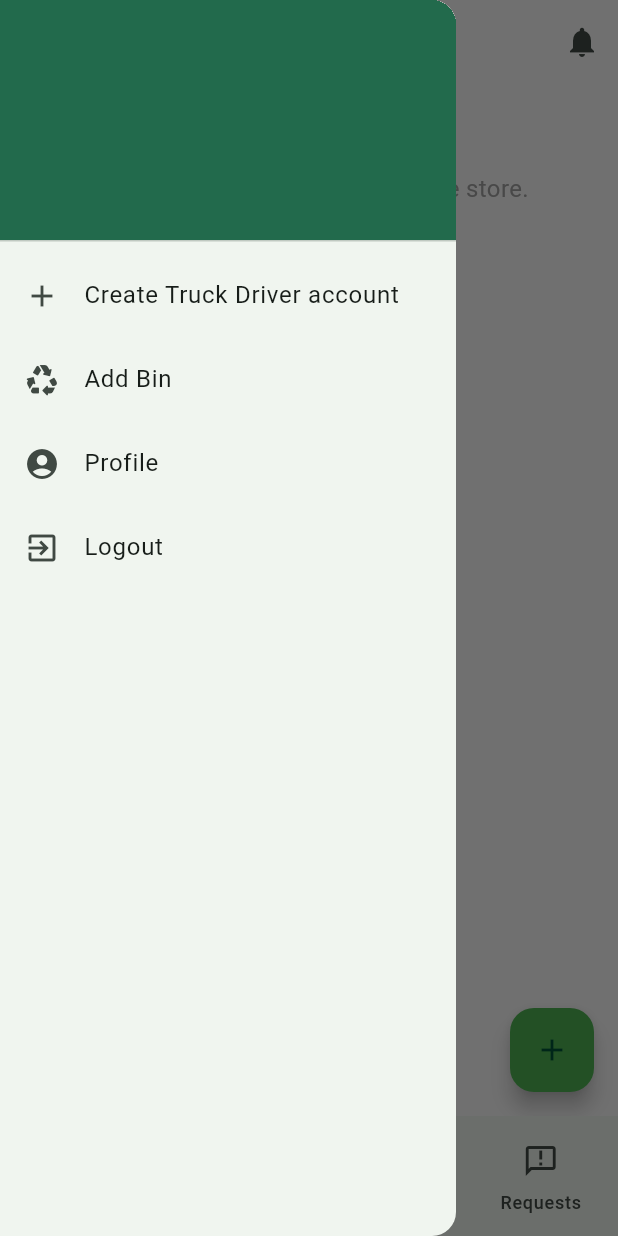
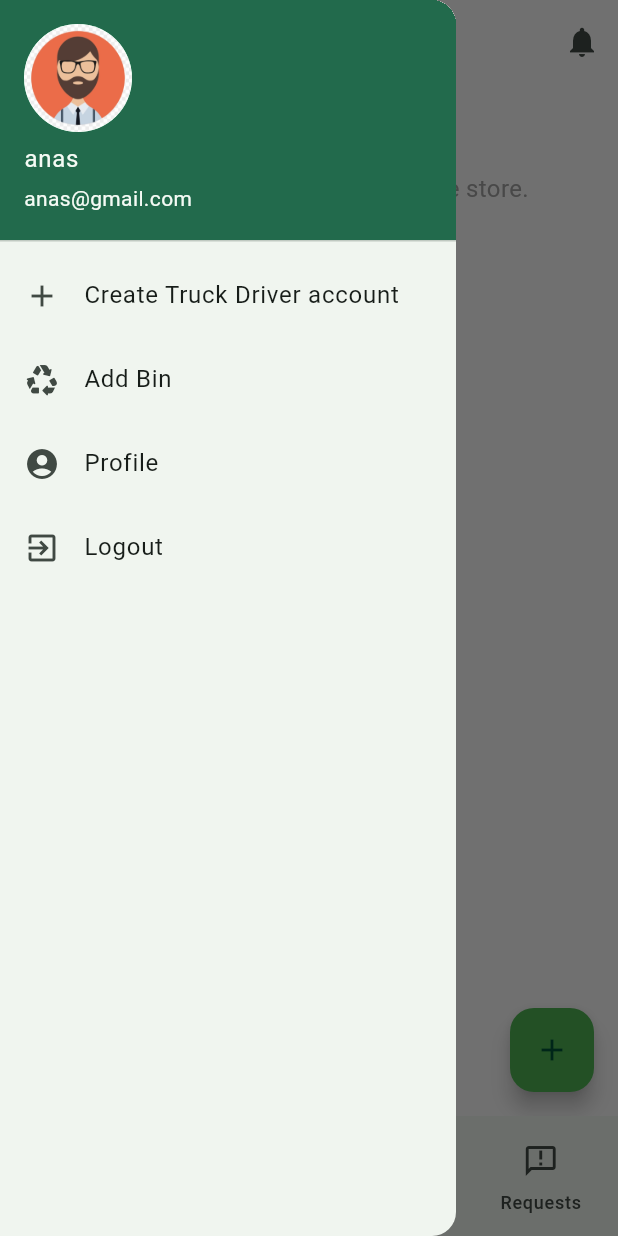
Before and after one commit to ZakiyaAbuMurra/Graduation-project, a Flutter app: the CustomBottomNavbar screen opened by its route, item 3 of the bottom bar chosen, with the side drawer open, on a phone screen of 412 x 824 dp. Run offline on Flutter 3.47's test engine with Material 3 defaults, Android fonts, the phone set to English and light mode, and no system bars; our stand-ins replace carousel_slider, cloud_firestore, firebase_auth, firebase_core, firebase_database, fl_chart and 12 more; missing offline and left inert: dart:ffi, flutter_polyline_points, qr_code_scanner, reviews_slider; accounts and stored records are empty.

Commit message:
final update

```diff
--- a/lib/Admin/pages/add_coupone_page.dart
+++ b/lib/Admin/pages/add_coupone_page.dart
@@ -32,7 +32,6 @@ class _AddCouponPageState extends State<AddCouponPage> {
           'name': _nameController.text,
           'discount': _discountController.text,
           'imageUrl': _imageUrlController.text,
-          'status': 'Available',
         });
         ScaffoldMessenger.of(context).showSnackBar(
           const SnackBar(content: Text('Coupon added successfully')),
@@ -129,8 +128,8 @@ class _AddCouponPageState extends State<AddCouponPage> {
               ElevatedButton(
                 onPressed: _addCoupon,
                 style: ElevatedButton.styleFrom(
-                  padding: const EdgeInsets.symmetric(
-                      horizontal: 30, vertical: 15),
+                  padding:
+                      const EdgeInsets.symmetric(horizontal: 30, vertical: 15),
                   shape: RoundedRectangleBorder(
                     borderRadius: BorderRadius.circular(10.0),
                   ),
--- a/lib/Admin/pages/create_driver_account.dart
+++ b/lib/Admin/pages/create_driver_account.dart
@@ -106,7 +106,6 @@ class _RegisterFormState extends State<RegisterForm> {
       );
     }
   }
-
 
   String? validatePassword(String value) {
     String pattern =
@@ -286,7 +285,7 @@ class _RegisterFormState extends State<RegisterForm> {
                     : Icons.visibility_off),
               ),
             ),
-           obscureText: _isVisible_con,
+            obscureText: !_isVisible_con,
             validator: (value) {
               if (value!.isEmpty) {
                 return 'Please confirm password';
@@ -409,7 +408,6 @@ class _RegisterFormState extends State<RegisterForm> {
       ),
     );
   }
-
 
   Widget buildTextFormField(
       TextEditingController controller, String label, String hintText,
--- a/lib/Admin/pages/custom_button_nav_bar.dart
+++ b/lib/Admin/pages/custom_button_nav_bar.dart
@@ -52,7 +52,6 @@ class _CustomBottomNavbarState extends State<CustomBottomNavbar> {
   final FirebaseFirestore _firestore = FirebaseFirestore.instance;
   List<DocumentSnapshot<Map<String, dynamic>>> binInfo = [];
 
-
   Map<String, dynamic>? binData;
   double notifiyHumidity = 0.0;
   double notifiyTemperature = 0.0;
@@ -73,32 +72,26 @@ class _CustomBottomNavbarState extends State<CustomBottomNavbar> {
   String driverArea = '';
   String binArea = '';
 
-Future <void> getNotifiedData2(int binID) async{
-
+  Future<void> getNotifiedData2(int binID) async {
     binData = await MapServices.getNotifiedData(binID);
-    if (binData!=null){
-      if(mounted){
+    if (binData != null) {
+      if (mounted) {
         setState(() {
-
-      notifiyHumidity =  binData?['notifiyHumidity'] is int
+          notifiyHumidity = binData?['notifiyHumidity'] is int
               ? (binData?['notifiyHumidity'] as int).toDouble()
               : binData?['notifiyHumidity'];
 
-      notifiyLevel =  binData?['notifyLevel'] is int
+          notifiyLevel = binData?['notifyLevel'] is int
               ? (binData?['notifyLevel'] as int).toDouble()
               : binData?['notifyLevel'];
-      notifiyTemperature =   binData?['notifiyTemperature'] is int
+          notifiyTemperature = binData?['notifiyTemperature'] is int
               ? (binData?['notifiyTemperature'] as int).toDouble()
               : binData?['notifiyTemperature'];
-
         });
-
       }
-
-    }else{
+    } else {
       print('bin data is null');
     }
-
   }
 
   Future<void> addDataToHistory() async {
@@ -116,7 +109,6 @@ Future <void> getNotifiedData2(int binID) async{
     }
   }
 
-
   @override
   void initState() {
     super.initState();
@@ -131,16 +123,11 @@ Future <void> getNotifiedData2(int binID) async{
         if (data != null) {
           print("Data received:");
           print("Bin ID: ${data['binId']}");
-          print("DateTime: ${DateTime(data['year'],data['month'],
-          data['day'],data['hour'],data['minute'])}");
+          print(
+              "DateTime: ${DateTime(data['year'], data['month'], data['day'], data['hour'], data['minute'])}");
           print("Fill Level: ${data['fill-level']}");
           print("Humidity: ${data['humidity']}");
           print("Temperature: ${data['temperature']}");
-
-
-
-
-
 
           // print("Time: ${data['time']}");
 
@@ -150,17 +137,19 @@ Future <void> getNotifiedData2(int binID) async{
               .get()
               .then((querySnapshot) {
             for (var doc in querySnapshot.docs) {
-                     print("---------------------------------------------- ${Timestamp.fromDate(DateTime(data['year'],data['month']))}");
+              print(
+                  "---------------------------------------------- ${Timestamp.fromDate(DateTime(data['year'], data['month']))}");
 
-                    doc.reference.update({'fill-level': data['fill-level'],
-                    'Humidity':data['humidity'],
-                    'temp':data['temperature'],
-                    'changes':Timestamp.fromDate(DateTime(data['year'],data['month'],
-
-                    data['day'],data['hour'],data['minute']))},
+              doc.reference.update(
+                {
+                  'fill-level': data['fill-level'],
+                  'Humidity': data['humidity'],
+                  'temp': data['temperature'],
+                  'changes': Timestamp.fromDate(DateTime(data['year'],
+                      data['month'], data['day'], data['hour'], data['minute']))
+                },
               ).then((_) {
-                      print(
-                          "Bin: ${data['binId']} data updated");
+                print("Bin: ${data['binId']} data updated");
               }).catchError((error) {
                 print("Failed to update bin status: $error");
               });
@@ -169,20 +158,10 @@ Future <void> getNotifiedData2(int binID) async{
             print("Failed to retrieve bin: $error");
           });
 
-
           if (mounted) {
             await getNotifiedData2(data['binId']);
             setState(() {
-
               print(notifiyLevel);
-
-
-
-
-
-
-
-
 
               _binId = data['binId'] as int;
               year = data['year'];
@@ -205,97 +184,85 @@ Future <void> getNotifiedData2(int binID) async{
             addDataToHistory();
           }
           Map<String, String?> userType = await MapServices.getUserType();
-           if(mounted){
+          if (mounted) {
             setState(() {
               type = userType['type'];
               driverArea = userType['driverArea']!;
             });
           }
 
-          for (var bin in binInfo){
-            if(bin.data()?['binID'] as int == data['binId'] as int && bin.data()?['area'] == driverArea){
-              if(mounted){
+          for (var bin in binInfo) {
+            if (bin.data()?['binID'] as int == data['binId'] as int &&
+                bin.data()?['area'] == driverArea) {
+              if (mounted) {
                 setState(() {
                   binArea = bin.data()?['area'];
                 });
               }
 
-
-               print("---------------------------------------------- ${type}, ${driverArea}");
-
+              print(
+                  "---------------------------------------------- ${type}, ${driverArea}");
             }
           }
-            print("====================================================== ${binArea}");
+          print(
+              "====================================================== ${binArea}");
 
-            if(binArea == driverArea){
-
-
-
+          if (binArea == driverArea) {
             print("----------------------------------------- status is area");
 
-              if (data['fill-level'] != 0 && data['fill-level'] != 357 && data['fill-level'] <= notifiyLevel  ) {
-                if(type.toString().toLowerCase() == 'driver'){
-
+            if (data['fill-level'] != 0 &&
+                data['fill-level'] != 357 &&
+                data['fill-level'] <= notifiyLevel) {
+              if (type.toString().toLowerCase() == 'driver') {
                 print("------------------");
 
-                print("----------------------------------------- status is fill");
-
-
+                print(
+                    "----------------------------------------- status is fill");
 
                 await MapServices.initApp(driverArea);
                 NotificationService().saveNotification(
                     'Fill Level Alert',
                     'The bin ${data['binId']} is now ${data['fill-level']}cm Fill Level',
                     driverArea,
-              "fill-level"
-            );
+                    "fill-level");
               }
-
-
-
-              } else if(data['fill-level'] == 0 || data['fill-level'] == 357){
-                                print("----------------------------------------- status is lidar");
+            } else if (data['fill-level'] == 0 || data['fill-level'] == 357) {
+              print(
+                  "----------------------------------------- status is lidar");
 
               // MapServices.initApp(driverArea);
               NotificationService().saveNotification(
                   'Ultrasonic Faliure Alert',
                   'The bin ${data['binId']} has a ultrasonic Faliure',
                   driverArea,
-              "ultrasonic"
-            );
-
-
-              }else if(data['humidity'] == -2000 || data['temperature'] == -2000){
+                  "ultrasonic");
+            } else if (data['humidity'] == -2000 ||
+                data['temperature'] == -2000) {
               print("----------------------------------------- status is DHT");
 
               NotificationService().saveNotification(
                   'DHT Faliure Alert',
                   'The bin ${data['binId']} has a DHT Faliure',
                   driverArea,
-              "DHT"
-            );
-
-
-              }else if(data['humidity']>= notifiyHumidity){
-                print("----------------------------------------- status is humidity");
+                  "DHT");
+            } else if (data['humidity'] >= notifiyHumidity) {
+              print(
+                  "----------------------------------------- status is humidity");
 
               NotificationService().saveNotification(
                   'Humidity Alert',
                   'The bin ${data['binId']} reached ${data['humidity']} humidity',
                   driverArea,
-              "humidity"
-            );
-
-              }else if(data['temperature'] >= notifiyTemperature){
-                print("----------------------------------------- status is temperature");
+                  "humidity");
+            } else if (data['temperature'] >= notifiyTemperature) {
+              print(
+                  "----------------------------------------- status is temperature");
 
               NotificationService().saveNotification(
                   'Temperature Alert',
                   'The bin ${data['binId']} reached ${data['temperature']} Temperature',
                   driverArea,
-              "temp"
-            );
-
+                  "temp");
             }
           }
         } else {
@@ -306,7 +273,6 @@ Future <void> getNotifiedData2(int binID) async{
       }
     });
   }
-
 
   @override
   void dispose() {
@@ -389,34 +355,34 @@ Future <void> getNotifiedData2(int binID) async{
         padding: EdgeInsets.zero,
         children: [
           UserAccountsDrawerHeader(
-            accountName: Text(userName ??
-                'Your Name'), // Replace with data fetched from Firestore
-            accountEmail: Text(userEmail ??
-                'email@example.com'), // Replace with data fetched from Firestore
-            // currentAccountPicture: CircleAvatar(
-            //   child: ClipOval(
-            //     child: kIsWeb
-            //         ? Image.asset(
-            //             'assets/images/imageAdmin.png',
-            //             fit: BoxFit.cover,
-            //             width: 90,
-            //             height: 90,
-            //           )
-            //         : (userPhotoUrl != null && userPhotoUrl!.isNotEmpty)
-            //             ? Image.network(
-            //                 userPhotoUrl!,
-            //                 fit: BoxFit.cover,
-            //                 width: 90,
-            //                 height: 90,
-            //               )
-            //             : Image.asset(
-            //                 'assets/images/imageAdmin.png',
-            //                 fit: BoxFit.cover,
-            //                 width: 90,
-            //                 height: 90,
-            //               ),
-            //   ),
-            // ),
+            accountName:
+                Text('anas'), // Replace with data fetched from Firestore
+            accountEmail: Text(
+                'anas@gmail.com'), // Replace with data fetched from Firestore
+            currentAccountPicture: CircleAvatar(
+              child: ClipOval(
+                child: kIsWeb
+                    ? Image.asset(
+                        'assets/images/imageAdmin.png',
+                        fit: BoxFit.cover,
+                        width: 90,
+                        height: 90,
+                      )
+                    : (userPhotoUrl != null && userPhotoUrl!.isNotEmpty)
+                        ? Image.asset(
+                            'assets/images/imageAdmin.png',
+                            fit: BoxFit.cover,
+                            width: 90,
+                            height: 90,
+                          )
+                        : Image.asset(
+                            'assets/images/imageAdmin.png',
+                            fit: BoxFit.cover,
+                            width: 90,
+                            height: 90,
+                          ),
+              ),
+            ),
           ),
           if (!isMobile) ...buildDrawerItems(), // Add drawer items for web
           if (isMobile) ...[
@@ -477,6 +443,27 @@ Future <void> getNotifiedData2(int binID) async{
                 Navigator.push(
                   context,
                   MaterialPageRoute(builder: (context) => EditProfile()),
+                );
+              },
+            ),
+            ListTile(
+              leading: const Icon(Icons.recycling_rounded),
+              title: const Text('Add Bin'),
+              onTap: () {
+                Navigator.push(
+                  context,
+                  MaterialPageRoute(builder: (context) => AddBin()),
+                );
+              },
+            ),
+            ListTile(
+              leading: const Icon(Icons.add),
+              title: const Text('Create Truck Driver account'),
+              onTap: () {
+                Navigator.push(
+                  context,
+                  MaterialPageRoute(
+                      builder: (context) => CreateDriverAccount()),
                 );
               },
             ),
```
Also changed, not shown: lib/Admin/pages/map_page.dart (+214 -87 lines), assets/images/greenMark.png (added), assets/images/greenMarker.png (added), assets/images/redMark.png (added), assets/images/yellowMark.png (added), assets/images/yellowMarker.png (added). Lines whose indentation alone changed are shown as unchanged.
